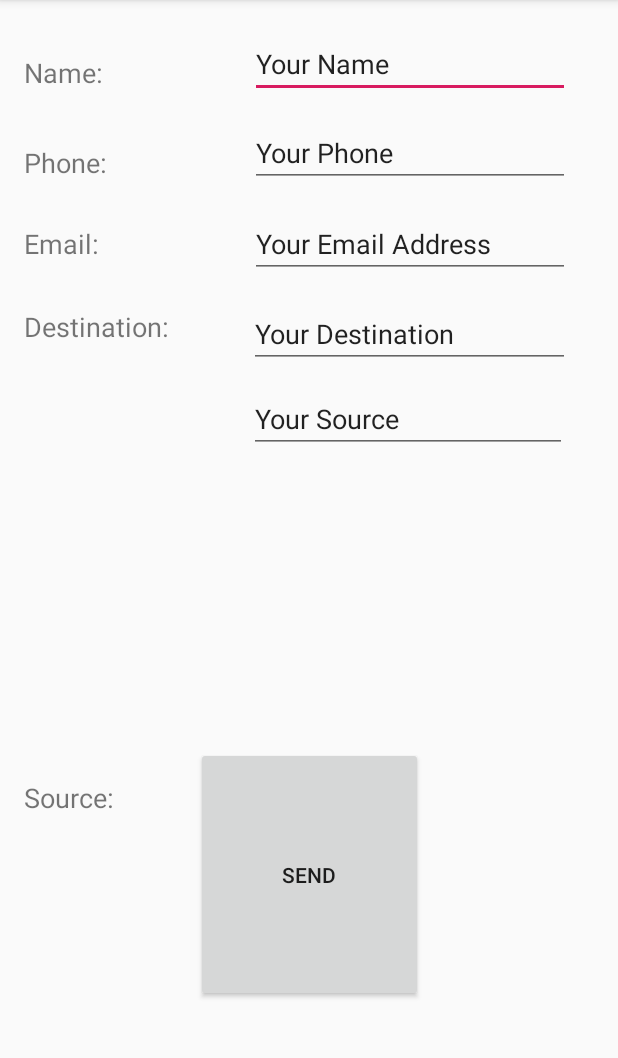
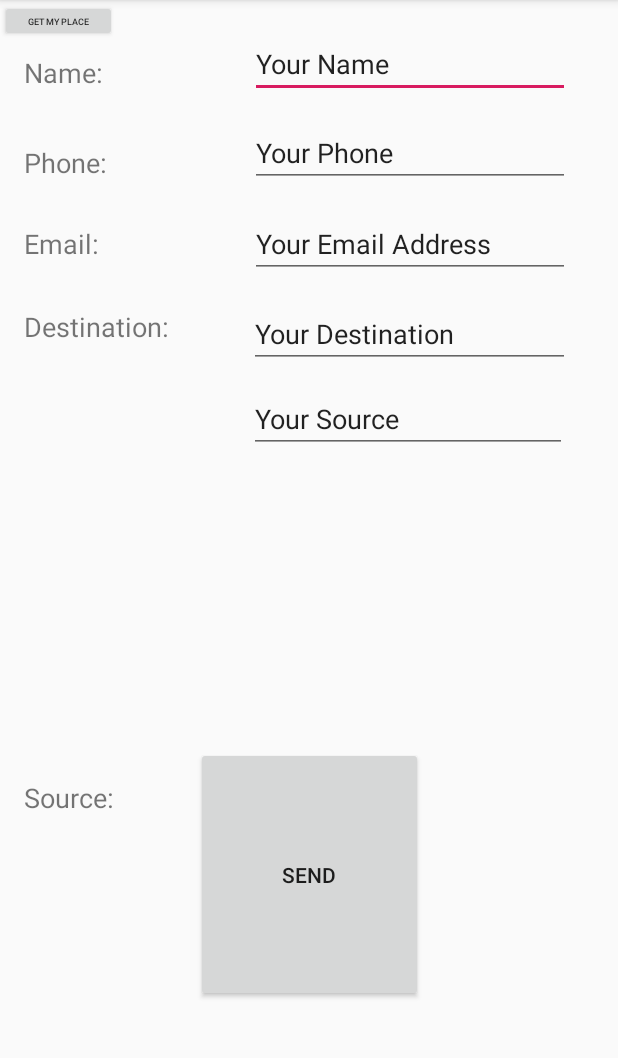
Before and after one commit to Davidr444/Android5779_1395_8250, an Android app: the MainActivity screen opened directly, with no data from a screen before it, on a phone screen of 412 x 824 dp, the part 84-1142 px from its top. Run offline under Robolectric (Android 15) with nearby library versions, the phone set to English and light mode, and no system bars.

Commit message:
Bug Fixed

```diff
--- a/app/src/main/java/com/jct/davidandyair/android5779_1395_8250/controller/MainActivity.java
+++ b/app/src/main/java/com/jct/davidandyair/android5779_1395_8250/controller/MainActivity.java
@@ -1,18 +1,30 @@
 package com.jct.davidandyair.android5779_1395_8250.controller;
 
+import android.Manifest;
+import android.content.Context;
+import android.content.pm.PackageManager;
+import android.location.Address;
+import android.location.Geocoder;
+import android.location.Location;
 import android.location.LocationListener;
 import android.location.LocationManager;
+import android.os.Build;
 import android.support.v7.app.AppCompatActivity;
 import android.os.Bundle;
 import android.view.View;
 import android.widget.AutoCompleteTextView;
 import android.widget.Button;
 import android.widget.EditText;
+import android.widget.Toast;
 
 
 import com.jct.davidandyair.android5779_1395_8250.R;
 import com.jct.davidandyair.android5779_1395_8250.model.backend.IBackend;
 import com.jct.davidandyair.android5779_1395_8250.model.entities.Drive;
+
+import java.io.IOException;
+import java.util.List;
+import java.util.Locale;
 
 public class MainActivity extends AppCompatActivity {
     IBackend backend;
@@ -22,6 +34,7 @@ public class MainActivity extends AppCompatActivity {
     AutoCompleteTextView destination;
     AutoCompleteTextView source;
     Button button;
+    Button getMyPlace;
 
     // Acquire a reference to the system Location Manager
     LocationManager locationManager;
@@ -32,24 +45,77 @@ public class MainActivity extends AppCompatActivity {
     @Override
     protected void onCreate(Bundle savedInstanceState) {
         super.onCreate(savedInstanceState);
+        setContentView(R.layout.activity_main);
         findViews();
-        setContentView(R.layout.activity_main);
+
+    }
+
+    public String getPlace(Location location) {
+
+        Geocoder geocoder = new Geocoder(this, Locale.getDefault());
+        List<Address> addresses = null;
+        try {
+            addresses = geocoder.getFromLocation(location.getLatitude(), location.getLongitude(), 1);
+
+            if (addresses.size() > 0) {
+                String cityName = addresses.get(0).getAddressLine(0);
+                //  String stateName = addresses.get(0).getAddressLine(1);
+                //  String countryName = addresses.get(0).getAddressLine(2);
+                //  return stateName + "\n" + cityName + "\n" + countryName;
+                return cityName;
+            }
+
+            return "no place: \n ("+location.getLongitude()+" , "+location.getLatitude()+")";
+        }
+        catch(
+                IOException e)
+
+        {
+            e.printStackTrace();
+        }
+        return "IOException ...";
     }
 
     private void findViews()
     {
+        //init
+        name = new EditText(this);
+        phone = new EditText(this);
+        email = new EditText(this);
+        destination = new AutoCompleteTextView(this);
+        source = new AutoCompleteTextView(this);
+        button = new Button(this);
+        getMyPlace = new Button(this);
+
+
         name = findViewById(R.id.editText);
         phone = findViewById(R.id.editText3);
         email = findViewById(R.id.editText4);
         destination = findViewById(R.id.autoCompleteTextView);
         source = findViewById(R.id.autoCompleteTextView3);
+        locationManager = (LocationManager) this.getSystemService(Context.LOCATION_SERVICE);
+        locationListener = new LocationListener() {
+            public void onLocationChanged(Location location) {
+                source.setText(getPlace(location));////location.toString());
+            }
+            public void onStatusChanged(String provider, int status, Bundle extras) {
+                //TODO
+            }
+
+            public void onProviderEnabled(String provider) {
+                //TODO
+            }
+
+            public void onProviderDisabled(String provider) {
+                //TODO
+            }
+        };
 
 
         button = findViewById(R.id.button);
         button.setOnClickListener(new View.OnClickListener() {
             @Override
-            public void onClick(View view)
-            {
+            public void onClick(View view) {
                 Drive drive = new Drive();
 
                 drive.setName(name.getText().toString());
@@ -62,5 +128,23 @@ public class MainActivity extends AppCompatActivity {
                 backend.askForNewDrive(drive);
             }
         });
+
+        getMyPlace = findViewById(R.id.getmyplace);
+        getMyPlace.setOnClickListener(new View.OnClickListener() {
+            @Override
+            public void onClick(View view)
+            {
+                //Check the SDK version and whether the permission is already granted or not.
+                if (Build.VERSION.SDK_INT >= Build.VERSION_CODES.M && checkSelfPermission(Manifest.permission.ACCESS_FINE_LOCATION) != PackageManager.PERMISSION_GRANTED) {
+                    requestPermissions(new String[]{Manifest.permission.ACCESS_FINE_LOCATION}, 5);
+
+                } else {
+                    // Android version is lesser than 6.0 or the permission is already granted.
+                    locationManager.requestLocationUpdates(LocationManager.GPS_PROVIDER, 0, 0, locationListener);
+                    getMyPlace.setEnabled(false);
+                    Toast.makeText(getBaseContext(), R.string.search_location, Toast.LENGTH_LONG).show();
+                }
+            }
+    });
     }
 }
--- a/app/src/main/res/layout/activity_main.xml
+++ b/app/src/main/res/layout/activity_main.xml
@@ -146,6 +146,8 @@
         android:id="@+id/autoCompleteTextView3"
         android:layout_width="212dp"
         android:layout_height="41dp"
+        android:layout_marginStart="3dp"
+        android:layout_marginLeft="3dp"
         android:layout_marginTop="15dp"
         android:layout_marginEnd="34dp"
         android:layout_marginRight="34dp"
@@ -165,4 +167,13 @@
         app:layout_constraintStart_toStartOf="parent"
         app:layout_constraintTop_toBottomOf="@+id/textView5" />
 
+    <Button
+        android:id="@+id/getmyplace"
+        android:layout_width="78dp"
+        android:layout_height="28dp"
+        android:text="Get My Place"
+        android:textSize="6sp"
+        tools:layout_editor_absoluteX="274dp"
+        tools:layout_editor_absoluteY="302dp" />
+
 </android.support.constraint.ConstraintLayout>
--- a/app/src/main/res/values/strings.xml
+++ b/app/src/main/res/values/strings.xml
@@ -11,4 +11,5 @@
     <string name="passenger_fill_destination">Your Destination</string>
     <string name="passenger_fill_source">Your Source</string>
     <string name="send_button">Send</string>
+    <string name="search_location">Looking for your location ...</string>
 </resources>
```
Also changed, not shown: 1 other file.
